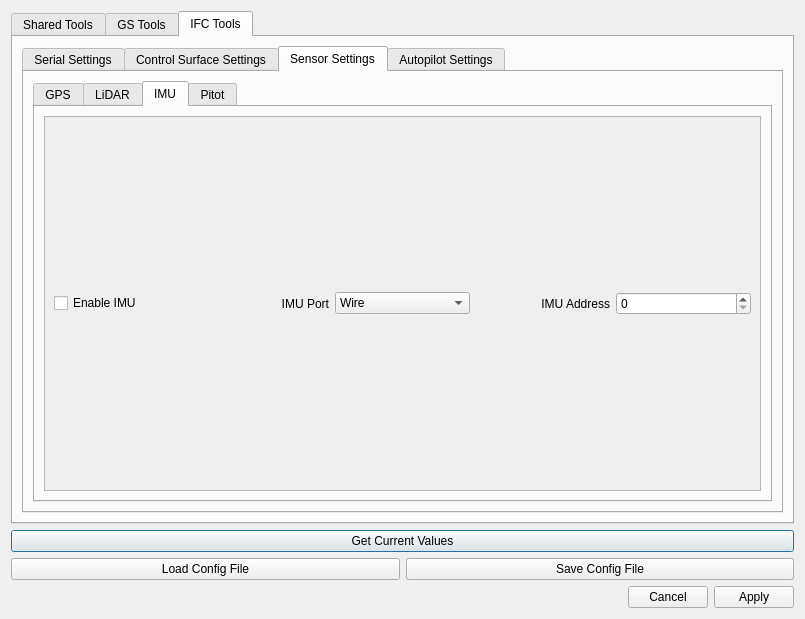
Above: extras/ArdUAV_Config/config.ui from PowerBroker2/ArdUAV before the change. Below: the same form after it.
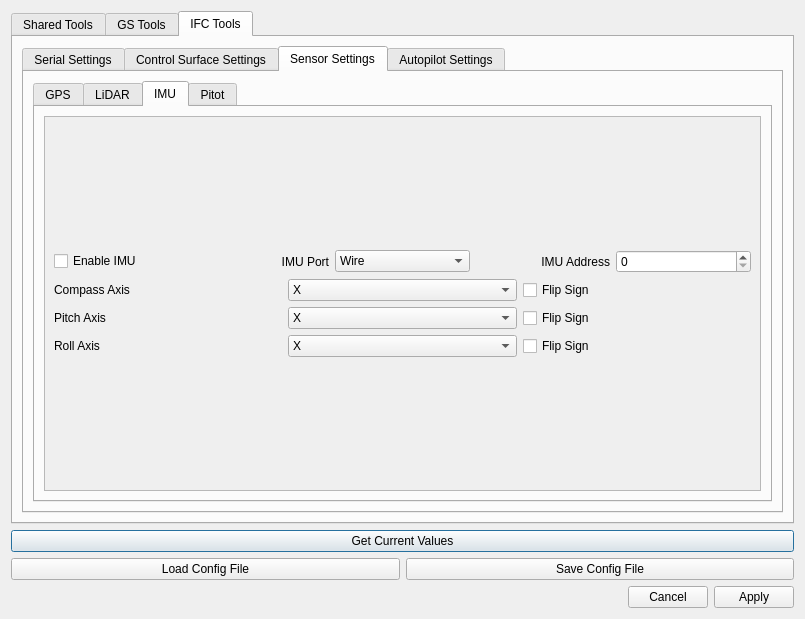
That is the form after the change. The open tabs and pages were chosen to show the change. Icons and pictures are not drawn.

```diff
--- a/extras/ArdUAV_Config/config.ui
+++ b/extras/ArdUAV_Config/config.ui
@@ -2663,9 +2663,11 @@
                     <height>378</height>
                    </rect>
                   </property>
-                  <layout class="QGridLayout" name="gridLayout_33">
-                   <item row="0" column="0">
-                    <layout class="QHBoxLayout" name="horizontalLayout_70">
+                  <layout class="QVBoxLayout" name="verticalLayout_15">
+                   <item>
+                    <layout class="QVBoxLayout" name="verticalLayout_14">
+                     <item>
+                      <layout class="QHBoxLayout" name="horizontalLayout_11">
                      <item>
                       <widget class="QCheckBox" name="enable_imu">
                        <property name="text">
@@ -2718,6 +2720,123 @@
                         <number>255</number>
                        </property>
                       </widget>
+                       </item>
+                      </layout>
+                     </item>
+                     <item>
+                      <layout class="QVBoxLayout" name="verticalLayout_13">
+                       <item>
+                        <layout class="QHBoxLayout" name="horizontalLayout_8">
+                         <item>
+                          <widget class="QLabel" name="label_10">
+                           <property name="text">
+                            <string>Compass Axis</string>
+                           </property>
+                          </widget>
+                         </item>
+                         <item>
+                          <widget class="QComboBox" name="compass_rad">
+                           <item>
+                            <property name="text">
+                             <string>X</string>
+                            </property>
+                           </item>
+                           <item>
+                            <property name="text">
+                             <string>Y</string>
+                            </property>
+                           </item>
+                           <item>
+                            <property name="text">
+                             <string>Z</string>
+                            </property>
+                           </item>
+                          </widget>
+                         </item>
+                         <item>
+                          <widget class="QCheckBox" name="flip_compass">
+                           <property name="text">
+                            <string>Flip Sign</string>
+                           </property>
+                          </widget>
+                         </item>
+                        </layout>
+                       </item>
+                       <item>
+                        <layout class="QHBoxLayout" name="horizontalLayout_10">
+                         <item>
+                          <widget class="QLabel" name="label_14">
+                           <property name="text">
+                            <string>Pitch Axis</string>
+                           </property>
+                          </widget>
+                         </item>
+                         <item>
+                          <widget class="QComboBox" name="pitch_rad">
+                           <item>
+                            <property name="text">
+                             <string>X</string>
+                            </property>
+                           </item>
+                           <item>
+                            <property name="text">
+                             <string>Y</string>
+                            </property>
+                           </item>
+                           <item>
+                            <property name="text">
+                             <string>Z</string>
+                            </property>
+                           </item>
+                          </widget>
+                         </item>
+                         <item>
+                          <widget class="QCheckBox" name="flip_pitch">
+                           <property name="text">
+                            <string>Flip Sign</string>
+                           </property>
+                          </widget>
+                         </item>
+                        </layout>
+                       </item>
+                       <item>
+                        <layout class="QHBoxLayout" name="horizontalLayout_9">
+                         <item>
+                          <widget class="QLabel" name="label_13">
+                           <property name="text">
+                            <string>Roll Axis</string>
+                           </property>
+                          </widget>
+                         </item>
+                         <item>
+                          <widget class="QComboBox" name="roll_rad">
+                           <item>
+                            <property name="text">
+                             <string>X</string>
+                            </property>
+                           </item>
+                           <item>
+                            <property name="text">
+                             <string>Y</string>
+                            </property>
+                           </item>
+                           <item>
+                            <property name="text">
+                             <string>Z</string>
+                            </property>
+                           </item>
+                          </widget>
+                         </item>
+                         <item>
+                          <widget class="QCheckBox" name="flip_roll">
+                           <property name="text">
+                            <string>Flip Sign</string>
+                           </property>
+                          </widget>
+                         </item>
+                        </layout>
+                       </item>
+                      </layout>
                      </item>
                     </layout>
                    </item>
```
Left out of the diff: 12 changed lines with no effect on the pictures. Lines whose indentation alone changed are shown as unchanged.
